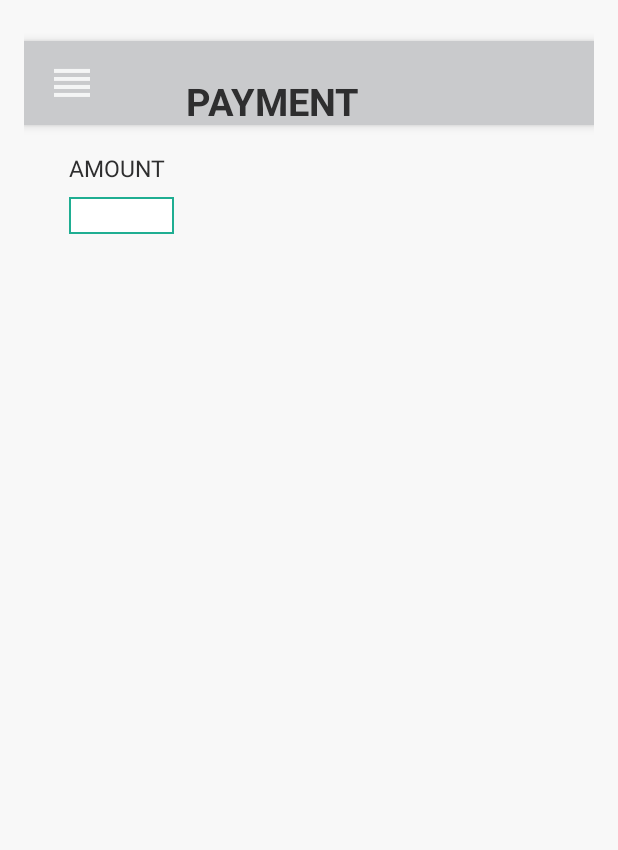
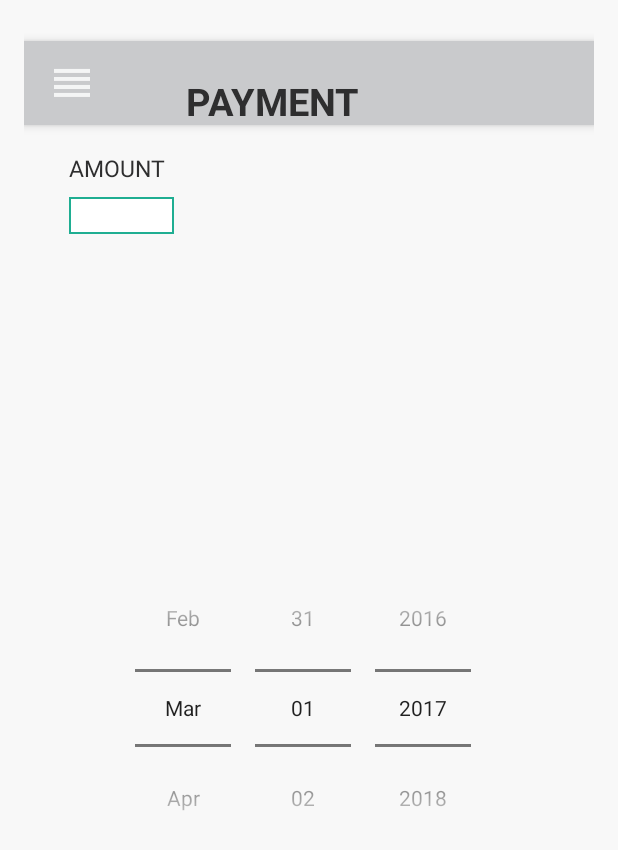
Before and after one commit to bkennel/SBCityConnect, an Android app: the PayItForward1Activity screen opened directly, with no data from a screen before it, on a phone screen of 412 x 824 dp. Shown: the top 850 px of the screen. Run offline under Robolectric (Android 15) with nearby library versions, the phone set to English and light mode, and no system bars.

Commit message:
Pay It Forward

```diff
--- a/app/src/main/java/mobilend/sbcityconnect/PayItForward1Activity.java
+++ b/app/src/main/java/mobilend/sbcityconnect/PayItForward1Activity.java
@@ -1,5 +1,6 @@
 package mobilend.sbcityconnect;
 
+import android.app.DatePickerDialog;
 import android.content.Intent;
 import android.support.v7.app.AppCompatActivity;
 import android.os.Bundle;
--- a/app/src/main/res/layout/activity_payitforward1.xml
+++ b/app/src/main/res/layout/activity_payitforward1.xml
@@ -76,4 +76,14 @@
 
     </android.support.v7.widget.Toolbar>
 
+    <DatePicker
+        android:layout_width="wrap_content"
+        android:layout_height="wrap_content"
+        android:layout_marginTop="350dp"
+        android:id="@+id/datePicker"
+        android:layout_centerHorizontal="true"
+        android:datePickerMode="spinner"
+        android:calendarViewShown="false"
+        android:yearListSelectorColor="@color/colorDarkGreen"  />
+
 </RelativeLayout>
```
